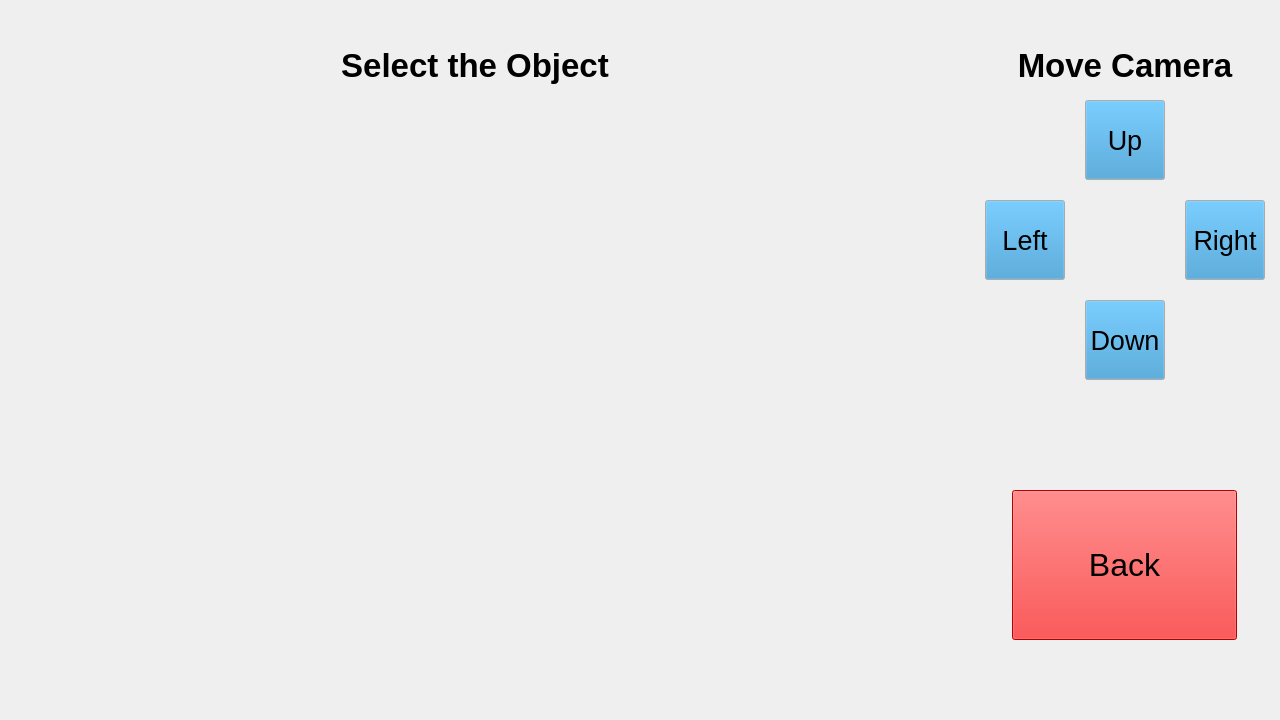
The window that stretch_gui/include/stretch_gui/mainwindow.ui (NateWright/stretch_ros) describes before a commit, drawn with Qt 5.
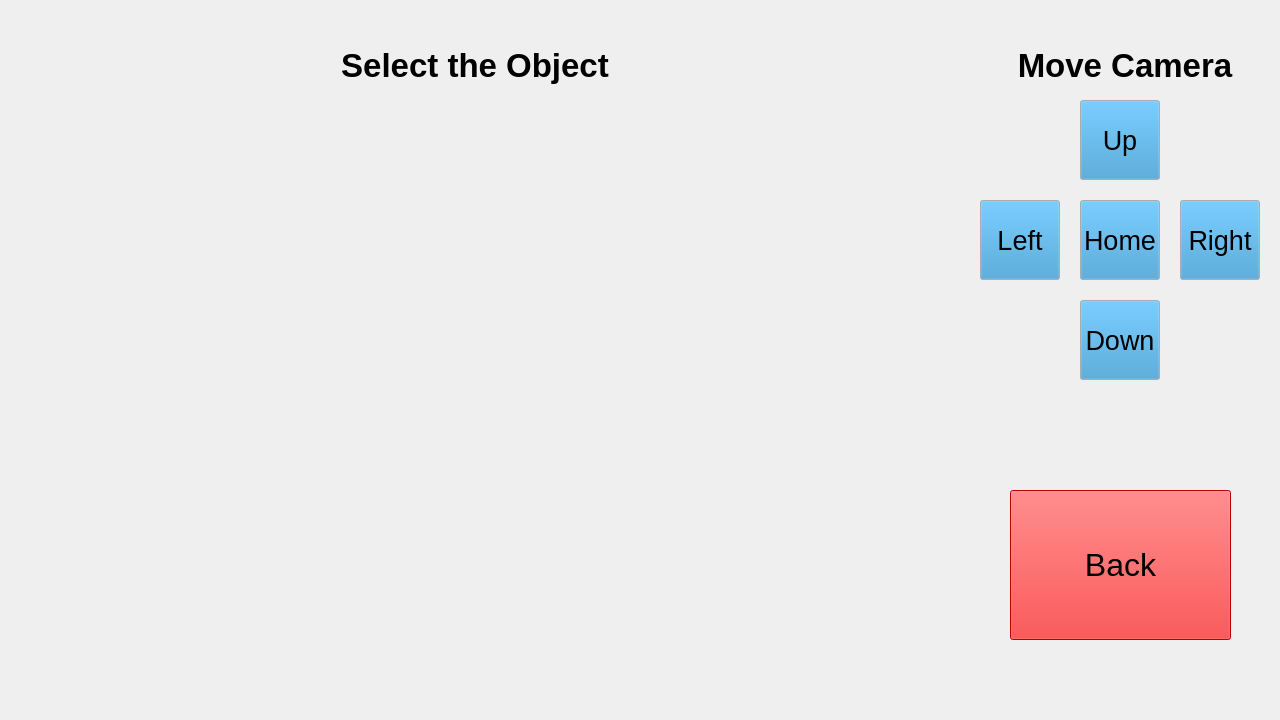
The same window after the commit. The open tabs and pages were chosen to show the change. Icons and pictures are not drawn. Custom widgets are drawn as their Qt base class.

Commit message: made ui look more uniform

```diff
--- a/stretch_gui/include/stretch_gui/mainwindow.ui
+++ b/stretch_gui/include/stretch_gui/mainwindow.ui
@@ -1105,7 +1105,7 @@
      <widget class="QPushButton" name="CameraMoveButtonUp">
       <property name="geometry">
        <rect>
-        <x>1085</x>
+        <x>1080</x>
         <y>100</y>
         <width>80</width>
         <height>80</height>
@@ -1187,7 +1187,7 @@
      <widget class="QPushButton" name="CameraMoveButtonRight">
       <property name="geometry">
        <rect>
-        <x>1185</x>
+        <x>1180</x>
         <y>200</y>
         <width>80</width>
         <height>80</height>
@@ -1269,7 +1269,7 @@
      <widget class="QPushButton" name="CameraMoveButtonLeft">
       <property name="geometry">
        <rect>
-        <x>985</x>
+        <x>980</x>
         <y>200</y>
         <width>80</width>
         <height>80</height>
@@ -1351,7 +1351,7 @@
      <widget class="QPushButton" name="CameraMoveButtonDown">
       <property name="geometry">
        <rect>
-        <x>1085</x>
+        <x>1080</x>
         <y>300</y>
         <width>80</width>
         <height>80</height>
@@ -1884,9 +1884,9 @@
      <widget class="QPushButton" name="ButtonBack">
       <property name="geometry">
        <rect>
-        <x>1012</x>
+        <x>1010</x>
         <y>490</y>
-        <width>225</width>
+        <width>221</width>
         <height>150</height>
        </rect>
       </property>
@@ -2125,6 +2125,88 @@
        <string>Back</string>
       </property>
      </widget>
+     <widget class="QPushButton" name="CameraMoveButtonHome">
+      <property name="geometry">
+       <rect>
+        <x>1080</x>
+        <y>200</y>
+        <width>80</width>
+        <height>80</height>
+       </rect>
+      </property>
+      <property name="palette">
+       <palette>
+        <active>
+         <colorrole role="Button">
+          <brush brushstyle="SolidPattern">
+           <color alpha="255">
+            <red>49</red>
+            <green>144</green>
+            <blue>203</blue>
+           </color>
+          </brush>
+         </colorrole>
+         <colorrole role="Dark">
+          <brush brushstyle="SolidPattern">
+           <color alpha="255">
+            <red>0</red>
+            <green>0</green>
+            <blue>0</blue>
+           </color>
+          </brush>
+         </colorrole>
+        </active>
+        <inactive>
+         <colorrole role="Button">
+          <brush brushstyle="SolidPattern">
+           <color alpha="255">
+            <red>49</red>
+            <green>144</green>
+            <blue>203</blue>
+           </color>
+          </brush>
+         </colorrole>
+         <colorrole role="Dark">
+          <brush brushstyle="SolidPattern">
+           <color alpha="255">
+            <red>0</red>
+            <green>0</green>
+            <blue>0</blue>
+           </color>
+          </brush>
+         </colorrole>
+        </inactive>
+        <disabled>
+         <colorrole role="Button">
+          <brush brushstyle="SolidPattern">
+           <color alpha="255">
+            <red>49</red>
+            <green>144</green>
+            <blue>203</blue>
+           </color>
+          </brush>
+         </colorrole>
+         <colorrole role="Dark">
+          <brush brushstyle="SolidPattern">
+           <color alpha="255">
+            <red>0</red>
+            <green>0</green>
+            <blue>0</blue>
+           </color>
+          </brush>
+         </colorrole>
+        </disabled>
+       </palette>
+      </property>
+      <property name="font">
+       <font>
+        <pointsize>20</pointsize>
+       </font>
+      </property>
+      <property name="text">
+       <string>Home</string>
+      </property>
+     </widget>
     </widget>
     <widget class="QWidget" name="page_3">
      <property name="enabled">
```
Left out of the diff: 18 changed lines with no effect on the pictures.
